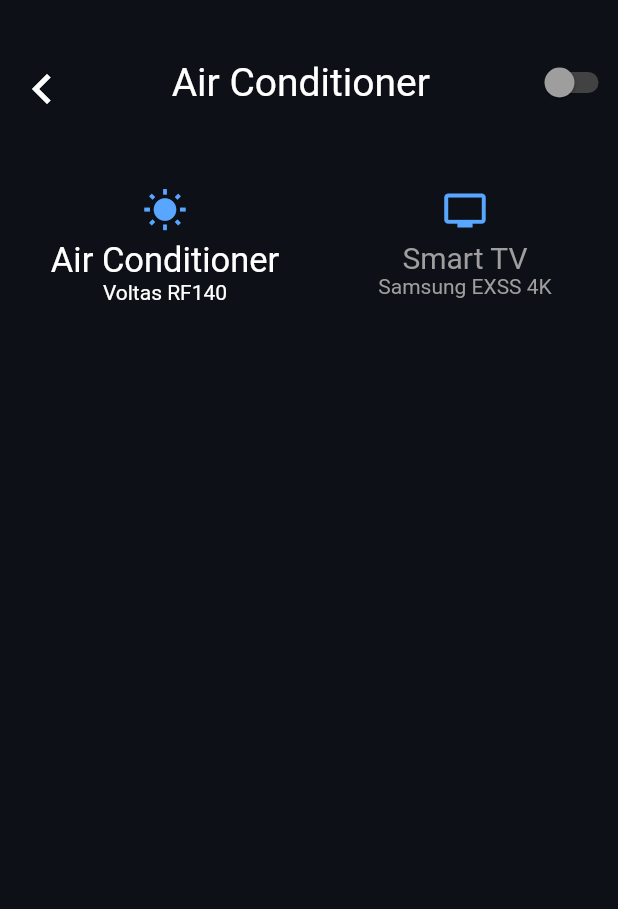
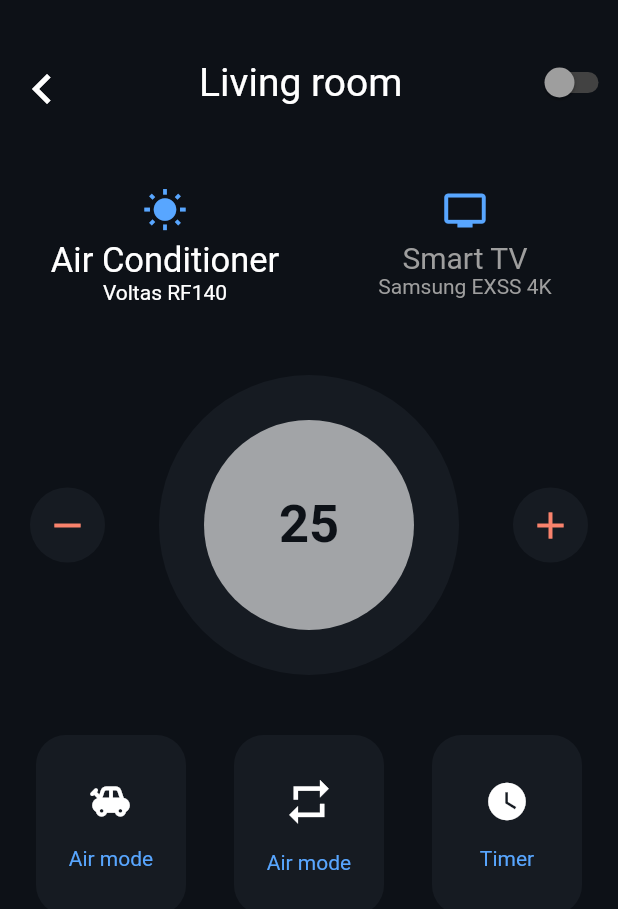
Before and after one commit to Ringlex/SmartHome, a Flutter app: the screen it shows after launch, after a tap on "Air Conditioner", on a phone screen of 412 x 824 dp. Shown: the top 909 px of the screen. Run offline on Flutter 3.47's test engine with Material 2 defaults, Android fonts, the phone set to English and light mode, and no system bars.

Commit message:
Preparing properties view of air condition

```diff
--- a/lib/features/home/presentation/pages/detail_screen.dart
+++ b/lib/features/home/presentation/pages/detail_screen.dart
@@ -1,5 +1,6 @@
 import 'package:flutter/material.dart';
 import 'package:home_app/features/home/presentation/provider/room_tools.dart';
+import 'package:home_app/features/home/presentation/widgets/air_conditioner.dart';
 
 class DetailScreen extends StatefulWidget {
   final int id;
@@ -22,7 +23,8 @@ class _DetailScreenState extends State<DetailScreen>
   Widget build(BuildContext context) {
     return Scaffold(
       backgroundColor: Color(0xFF0D1117),
-      body: LayoutBuilder(
+      body: SingleChildScrollView(
+              child: LayoutBuilder(
           builder: (BuildContext context, BoxConstraints constraints) {
             return Column(
               children: [
@@ -37,10 +39,13 @@ class _DetailScreenState extends State<DetailScreen>
                   toolName: widget.toolName,
                   toolRoomList: widget.toolList,
                   title: widget.title,
-              )
+                ),
+                SizedBox(height: 30),
+                PropertiesTools(),
               ],
             );
           },
+        ),
       ),
     );
   }
@@ -66,7 +71,11 @@ class _TopBarState extends State<TopBar> {
       child: Row(
         children: [
           IconButton(
-            icon: Icon(Icons.chevron_left, color: Colors.white, size: 40,),
+            icon: Icon(
+              Icons.chevron_left,
+              color: Colors.white,
+              size: 40,
+            ),
             onPressed: () {
               Navigator.pop(context);
             },
@@ -75,7 +84,7 @@ class _TopBarState extends State<TopBar> {
           Expanded(
             child: Center(
               child: Text(
-                widget.title,
+                'Living room',
                 style: TextStyle(color: Colors.white, fontSize: 26),
               ),
             ),
@@ -133,7 +142,7 @@ class _RoomToolsState extends State<RoomTools> {
     return Padding(
       padding: const EdgeInsets.only(top: 40.0),
       child: Container(
-        height: 300,
+        height: 100,
         width: MediaQuery.of(context).size.width,
         child: ListView.builder(
           padding: EdgeInsets.only(left: 10),
@@ -142,7 +151,7 @@ class _RoomToolsState extends State<RoomTools> {
           itemBuilder: (BuildContext context, int index) {
             if (index == activeTool) {
               return GestureDetector(
-                onTap: (){
+                onTap: () {
                   setState(() {
                     activeTool = index;
                   });
@@ -177,7 +186,7 @@ class _RoomToolsState extends State<RoomTools> {
               ); // create some card/container for tool view
             } else {
               return GestureDetector(
-                onTap: (){
+                onTap: () {
                   setState(() {
                     activeTool = index;
                   });
@@ -218,3 +227,23 @@ class _RoomToolsState extends State<RoomTools> {
     );
   }
 }
+class PropertiesTools extends StatefulWidget {
+  final int index;
+
+  const PropertiesTools({Key key, this.index}) : super(key: key);
+  @override
+  _PropertiesToolsState createState() => _PropertiesToolsState();
+}
+
+class _PropertiesToolsState extends State<PropertiesTools> {
+  final List<Widget> propertiesList = [
+    AirConditioner(),
+  ];
+  @override
+  Widget build(BuildContext context) {
+    return Container(
+      child: propertiesList[0],
+
+    );
+  }
+}
--- /dev/null
+++ b/lib/features/home/presentation/widgets/air_conditioner.dart
@@ -0,0 +1,174 @@
+import 'package:flutter/material.dart';
+
+class AirConditioner extends StatefulWidget {
+  @override
+  _AirConditionerState createState() => _AirConditionerState();
+}
+
+class _AirConditionerState extends State<AirConditioner> {
+  @override
+  Widget build(BuildContext context) {
+    return Column(
+      children: [
+        Temperature(),
+        Modes(),
+      ],
+    );
+  }
+}
+
+class Temperature extends StatefulWidget {
+  @override
+  _TemperatureState createState() => _TemperatureState();
+}
+
+class _TemperatureState extends State<Temperature> {
+  @override
+  Widget build(BuildContext context) {
+    return Padding(
+      padding: const EdgeInsets.only(left: 20.0, right: 20.0),
+      child: Row(children: [
+        buttonControl(Icon(
+          Icons.remove,
+          color: Color(0xFFF9826C),
+          size: 30,
+        )),
+        Expanded(
+          child: Container(
+            child: Center(
+              child: Container(
+                child: Center(
+                  child: Text(
+                    '25',
+                    style: TextStyle(
+                      color: Color(0xFF0D1117),
+                      fontSize: 35,
+                      fontWeight: FontWeight.bold,
+                    ),
+                  ),
+                ),
+                height: 140,
+                width: 140,
+                decoration: BoxDecoration(
+                  shape: BoxShape.circle,
+                  color: Colors.white60,
+                ),
+              ),
+            ),
+            width: 200,
+            height: 200,
+            decoration: BoxDecoration(
+              shape: BoxShape.circle,
+              color: Color(0xFF161B22),
+            ),
+          ),
+        ),
+        buttonControl(Icon(
+          Icons.add,
+          color: Color(0xFFF9826C),
+          size: 30,
+        )),
+      ]),
+    );
+  }
+}
+
+Widget buttonControl(Icon icon) {
+  return GestureDetector(
+    onTap: () {},
+    child: Container(
+      height: 50,
+      width: 50,
+      child: icon,
+      decoration: BoxDecoration(
+        shape: BoxShape.circle,
+        color: Color(0xFF161B22),
+      ),
+    ),
+  );
+}
+
+class Modes extends StatefulWidget {
+  @override
+  _ModesState createState() => _ModesState();
+}
+
+class _ModesState extends State<Modes> {
+  @override
+  Widget build(BuildContext context) {
+    return Padding(
+      padding: const EdgeInsets.only(
+        left: 20.0,
+        right: 20.0,
+        top: 40.0,
+      ),
+      child: Row(
+        mainAxisAlignment: MainAxisAlignment.center,
+        children: [
+          mode(
+            Icon(
+              Icons.toys,
+              size: 30,
+              color: Colors.white,
+            ),
+            () {},
+            'Air mode',
+          ),
+          SizedBox(
+            width: 32,
+          ),
+          mode(
+            Icon(
+              Icons.repeat,
+              size: 35,
+              color: Colors.white,
+            ),
+            () {},
+            'Air mode',
+          ),
+          SizedBox(
+            width: 32,
+          ),
+          mode(
+            Icon(
+              Icons.watch_later,
+              size: 30,
+              color: Colors.white,
+            ),
+            () {},
+            'Timer',
+          ),
+        ],
+      ),
+    );
+  }
+}
+
+Widget mode(Icon icon, Function function, String title) {
+  return GestureDetector(
+    onTap: function,
+    child: Container(
+      height: 120,
+      width: 100,
+      child: Center(
+        child: Column(
+          mainAxisAlignment: MainAxisAlignment.center,
+          children: [
+            icon,
+            SizedBox(
+              height: 15,
+            ),
+            Text(
+              title,
+              style: TextStyle(color: Color(0xFF58A6FF)),
+            )
+          ],
+        ),
+      ),
+      decoration: BoxDecoration(
+        color: Color(0xFF161B22),
+        borderRadius: BorderRadius.circular(20),
+      ),
+    ),
+  );
+}
```
Lines whose indentation alone changed are shown as unchanged.
